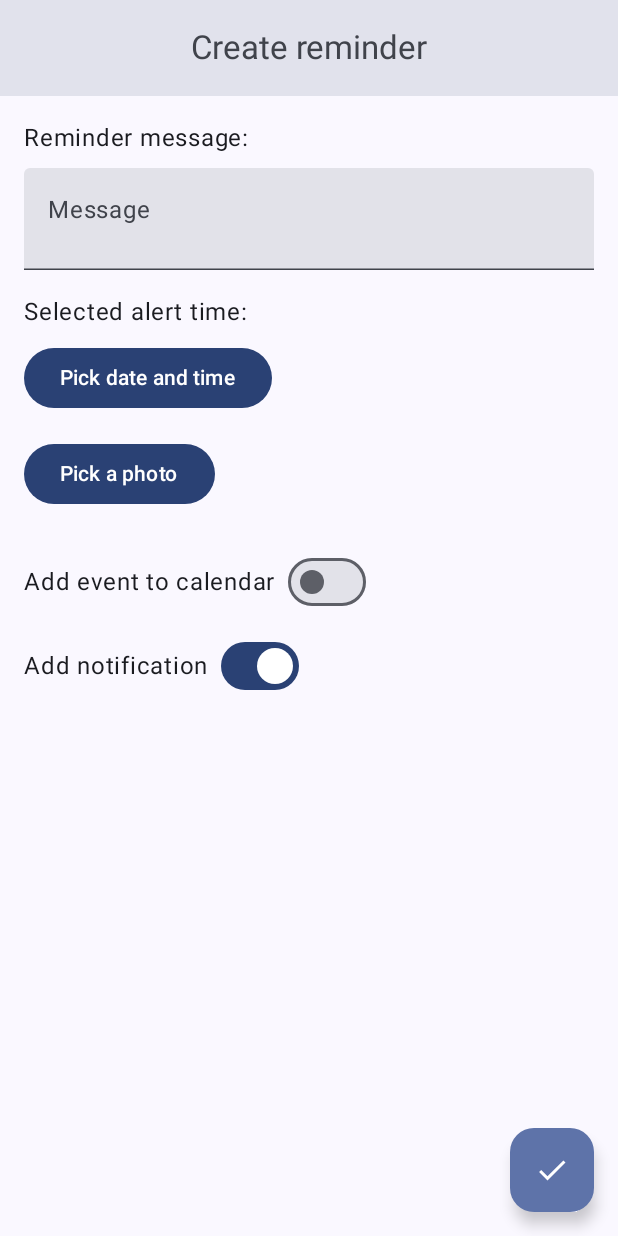
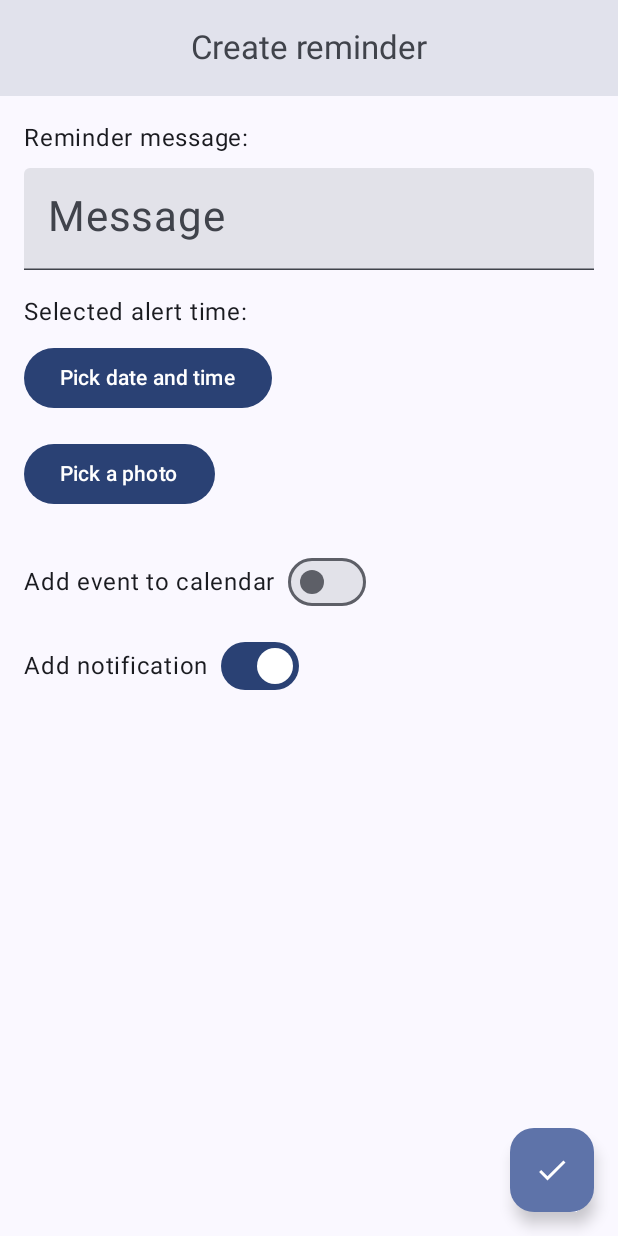
Before and after one commit to Feketerig/Reminder-demo-app, an Android app built with Jetpack Compose: the edit screen opened through its navigation route, on a phone screen of 412 x 824 dp. Run offline under Robolectric (Android 15) with nearby library versions, the phone set to English and light mode, and no system bars; our stand-ins replace Dagger/Hilt's generated code, Room's generated code; pictures from the network do not load.

Commit message:
fixed Message placeholder fontsize

```diff
--- a/app/src/main/java/com/example/mobilecomputinghomework/feature_reminder/presentation/reminder_edit/ReminderEditScreen.kt
+++ b/app/src/main/java/com/example/mobilecomputinghomework/feature_reminder/presentation/reminder_edit/ReminderEditScreen.kt
@@ -125,7 +125,10 @@ fun ReminderEditScreen(
                 modifier = Modifier.fillMaxWidth(),
                 textStyle = MaterialTheme.typography.headlineMedium,
                 placeholder = {
-                    Text(text = "Message")
+                    Text(
+                        text = "Message",
+                        fontSize = MaterialTheme.typography.headlineMedium.fontSize
+                    )
                 }
             )
             if (messageIsEmptyError){
```
